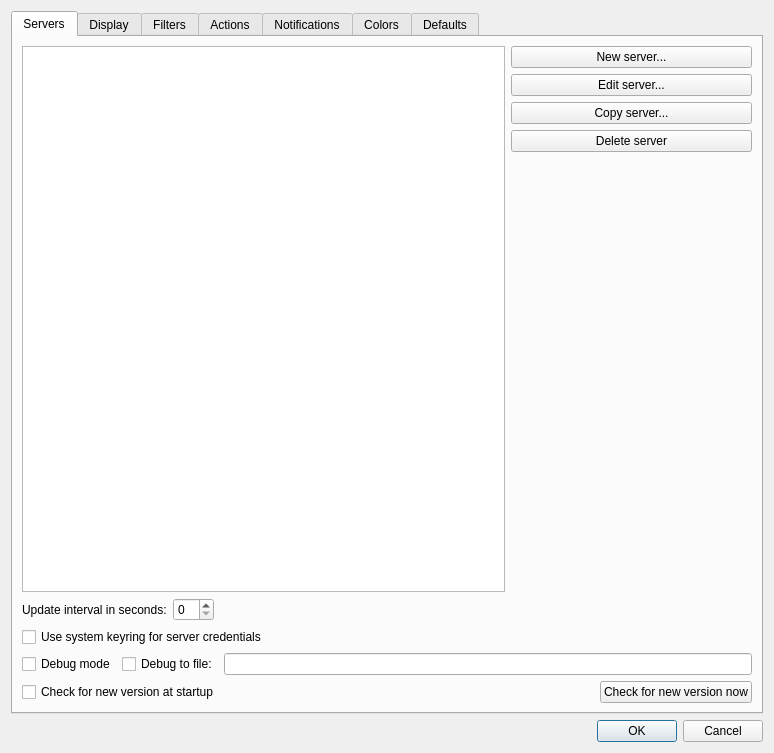
Old version of the form Nagstamon/Nagstamon/QUI/settings_dialog.ui in the repository HenriWahl/Nagstamon.
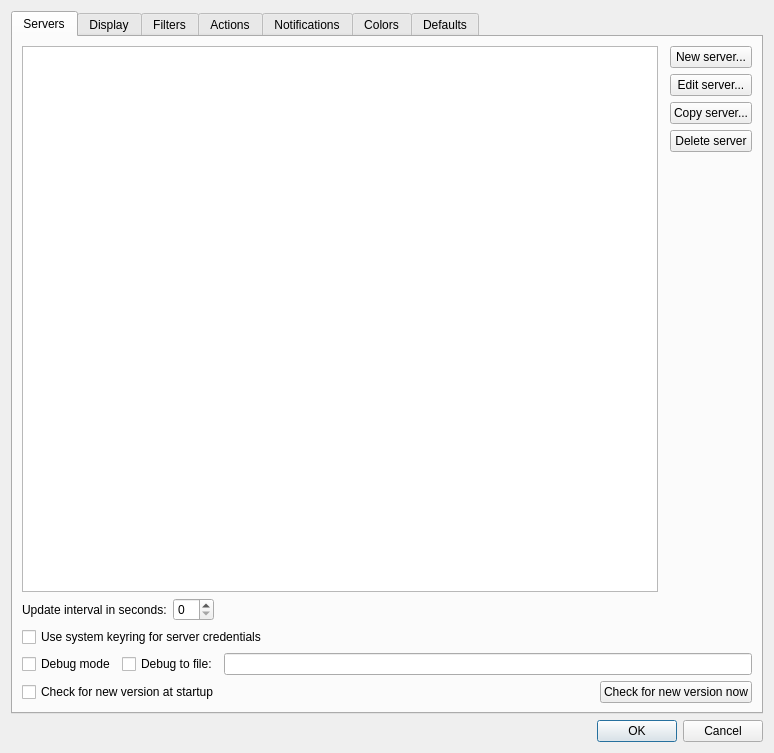
New version of the form. The open tabs and pages were chosen to show the change.

Commit message: small fix for too large popup window being partly invisible at bottom

The edit to the form file:
```diff
--- a/Nagstamon/Nagstamon/QUI/settings_dialog.ui
+++ b/Nagstamon/Nagstamon/QUI/settings_dialog.ui
@@ -144,9 +144,6 @@
          </item>
         </layout>
        </item>
-       <item row="0" column="1" colspan="2">
-        <widget class="QListWidget" name="list_servers"/>
-       </item>
        <item row="4" column="1" colspan="3">
         <layout class="QHBoxLayout" name="horizontalLayout_4">
          <item>
@@ -178,6 +175,22 @@
          </item>
         </layout>
        </item>
+       <item row="0" column="1">
+        <widget class="QListWidget" name="list_servers">
+         <property name="minimumSize">
+          <size>
+           <width>0</width>
+           <height>0</height>
+          </size>
+         </property>
+         <property name="maximumSize">
+          <size>
+           <width>16777215</width>
+           <height>16777215</height>
+          </size>
+         </property>
+        </widget>
+       </item>
       </layout>
      </widget>
      <widget class="QWidget" name="tab_display">
```
Left out of the diff: 4 changed lines with no effect on the pictures. The commit also changes 4 other files.
